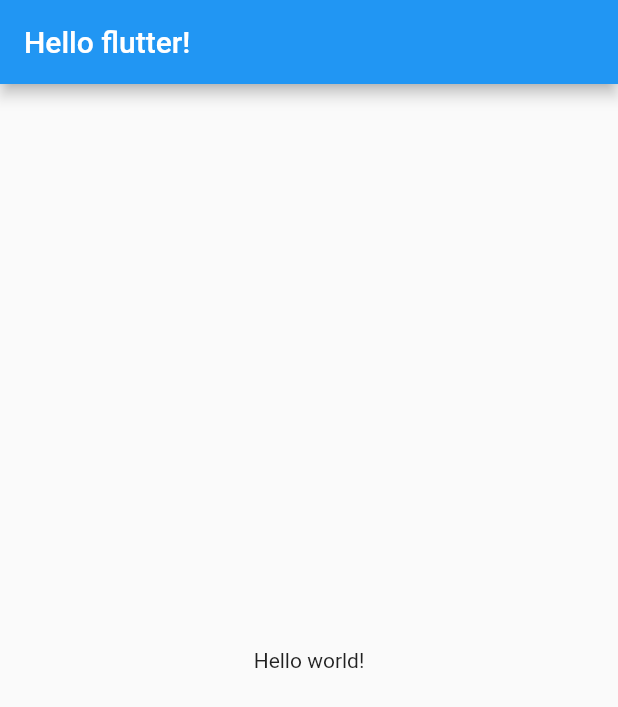
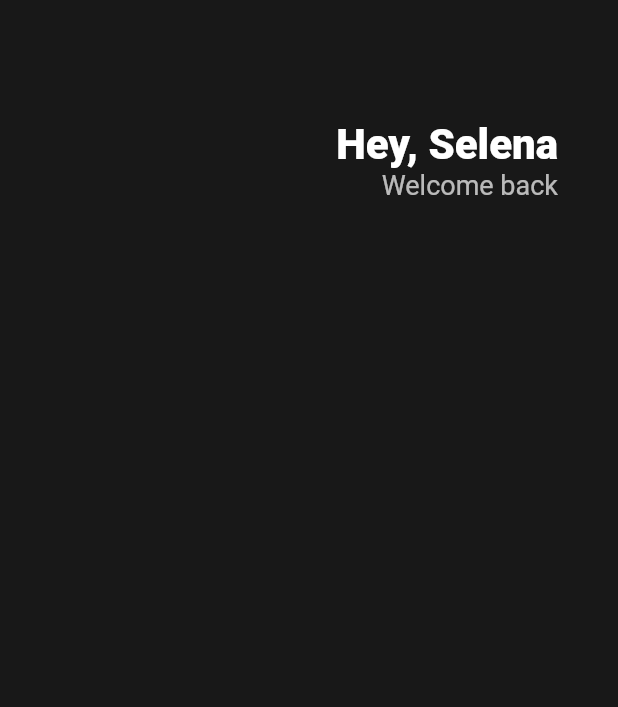
Before and after one commit to Kang-Seonggyu/Nomad_flutter_webtoon, a Flutter app: the screen it shows after launch, on a phone screen of 412 x 824 dp. Shown: the top 707 px of the screen. Run offline on Flutter 3.47's test engine with Material 2 defaults, Android fonts, the phone set to English and light mode, and no system bars.

Commit message:
Feat: Header

```diff
--- a/lib/main.dart
+++ b/lib/main.dart
@@ -9,12 +9,37 @@ class App extends StatelessWidget {
   Widget build(BuildContext context) {
     return MaterialApp(
       home: Scaffold(
-          appBar: AppBar(
-            title: Text('Hello flutter!'),
-          ),
-          body: Center(
-            child: Text('Hello world!'),
-          )),
+          backgroundColor: Color(0xFF181818),
+          body: Padding(
+              padding: EdgeInsets.symmetric(horizontal: 40),
+              child: Column(children: [
+                SizedBox(
+                  height: 80,
+                ),
+                Row(
+                  mainAxisAlignment: MainAxisAlignment.end,
+                  children: [
+                    Column(
+                      crossAxisAlignment: CrossAxisAlignment.end,
+                      children: [
+                        Text(
+                          'Hey, Selena',
+                          style: TextStyle(
+                              color: Colors.white,
+                              fontSize: 28,
+                              fontWeight: FontWeight.w800),
+                        ),
+                        Text(
+                          'Welcome back',
+                          style: TextStyle(
+                              color: Colors.white.withOpacity(0.7),
+                              fontSize: 18),
+                        )
+                      ],
+                    )
+                  ],
+                ),
+              ]))),
     );
   }
 }
```
